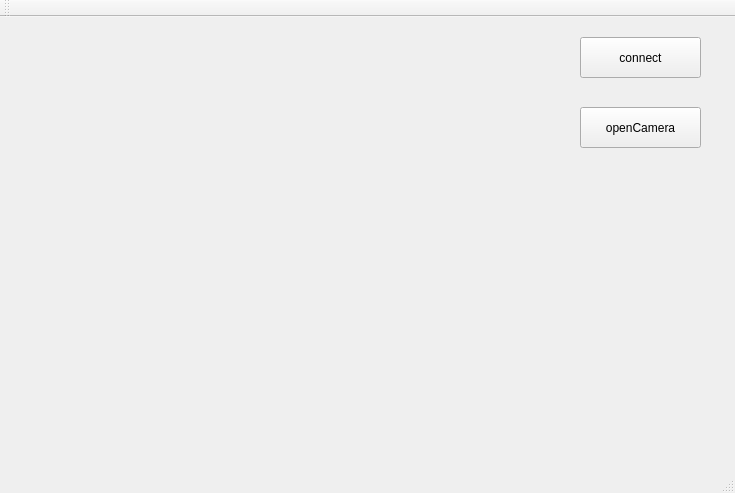
Above: telloGUIController/telloGUIController/mainwindow.ui from fangwei123456/telloGUIController before the change. Below: the same form after it.
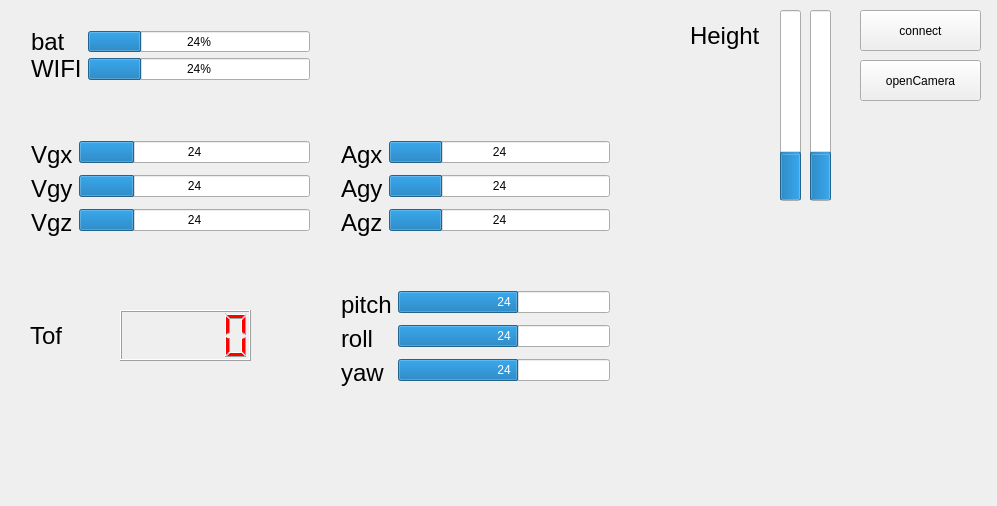
That is the form after the change.

The edit to the form file:
```diff
--- a/telloGUIController/telloGUIController/mainwindow.ui
+++ b/telloGUIController/telloGUIController/mainwindow.ui
@@ -6,8 +6,8 @@
    <rect>
     <x>0</x>
     <y>0</y>
-    <width>735</width>
-    <height>493</height>
+    <width>997</width>
+    <height>506</height>
    </rect>
   </property>
   <property name="windowTitle">
@@ -17,8 +17,8 @@
    <widget class="QPushButton" name="connectTelloButton">
     <property name="geometry">
      <rect>
-      <x>580</x>
-      <y>20</y>
+      <x>860</x>
+      <y>10</y>
       <width>121</width>
       <height>41</height>
      </rect>
@@ -30,8 +30,8 @@
    <widget class="QPushButton" name="openCameraButton">
     <property name="geometry">
      <rect>
-      <x>580</x>
-      <y>90</y>
+      <x>860</x>
+      <y>60</y>
       <width>121</width>
       <height>41</height>
      </rect>
@@ -40,16 +40,408 @@
      <string>openCamera</string>
     </property>
    </widget>
+   <widget class="QWidget" name="formLayoutWidget">
+    <property name="geometry">
+     <rect>
+      <x>20</x>
+      <y>20</y>
+      <width>301</width>
+      <height>71</height>
+     </rect>
+    </property>
+    <layout class="QFormLayout" name="basicalFormLayout">
+     <item row="0" column="0">
+      <widget class="QLabel" name="telloBatLabel">
+       <property name="font">
+        <font>
+         <pointsize>18</pointsize>
+        </font>
+       </property>
+       <property name="text">
+        <string>bat</string>
+       </property>
+      </widget>
+     </item>
+     <item row="0" column="1">
+      <widget class="QProgressBar" name="telloBat">
+       <property name="styleSheet">
+        <string notr="true"/>
+       </property>
+       <property name="value">
+        <number>24</number>
+       </property>
+      </widget>
+     </item>
+     <item row="1" column="0">
+      <widget class="QLabel" name="telloWIFILabel">
+       <property name="font">
+        <font>
+         <pointsize>18</pointsize>
+        </font>
+       </property>
+       <property name="text">
+        <string>WIFI</string>
+       </property>
+      </widget>
+     </item>
+     <item row="1" column="1">
+      <widget class="QProgressBar" name="telloWIFI">
+       <property name="value">
+        <number>24</number>
+       </property>
+      </widget>
+     </item>
+    </layout>
+   </widget>
+   <widget class="QWidget" name="formLayoutWidget_2">
+    <property name="geometry">
+     <rect>
+      <x>20</x>
+      <y>130</y>
+      <width>301</width>
+      <height>121</height>
+     </rect>
+    </property>
+    <layout class="QFormLayout" name="vFormLayout">
+     <item row="0" column="1">
+      <widget class="QProgressBar" name="telloVgx">
+       <property name="styleSheet">
+        <string notr="true"/>
+       </property>
+       <property name="value">
+        <number>24</number>
+       </property>
+       <property name="format">
+        <string>%v</string>
+       </property>
+      </widget>
+     </item>
+     <item row="1" column="0">
+      <widget class="QLabel" name="telloVgyLabel">
+       <property name="font">
+        <font>
+         <pointsize>18</pointsize>
+        </font>
+       </property>
+       <property name="text">
+        <string>Vgy</string>
+       </property>
+      </widget>
+     </item>
+     <item row="1" column="1">
+      <widget class="QProgressBar" name="telloVgy">
+       <property name="value">
+        <number>24</number>
+       </property>
+       <property name="format">
+        <string>%v</string>
+       </property>
+      </widget>
+     </item>
+     <item row="2" column="0">
+      <widget class="QLabel" name="telloVgzLabel">
+       <property name="font">
+        <font>
+         <pointsize>18</pointsize>
+        </font>
+       </property>
+       <property name="text">
+        <string>Vgz</string>
+       </property>
+      </widget>
+     </item>
+     <item row="2" column="1">
+      <widget class="QProgressBar" name="telloVgz">
+       <property name="value">
+        <number>24</number>
+       </property>
+       <property name="format">
+        <string>%v</string>
+       </property>
+      </widget>
+     </item>
+     <item row="0" column="0">
+      <widget class="QLabel" name="telloVgxLabel">
+       <property name="font">
+        <font>
+         <pointsize>18</pointsize>
+        </font>
+       </property>
+       <property name="text">
+        <string>Vgx</string>
+       </property>
+      </widget>
+     </item>
+    </layout>
+   </widget>
+   <widget class="QWidget" name="formLayoutWidget_3">
+    <property name="geometry">
+     <rect>
+      <x>330</x>
+      <y>130</y>
+      <width>291</width>
+      <height>126</height>
+     </rect>
+    </property>
+    <layout class="QFormLayout" name="aFormLayout">
+     <item row="0" column="1">
+      <widget class="QProgressBar" name="telloAgx">
+       <property name="styleSheet">
+        <string notr="true"/>
+       </property>
+       <property name="value">
+        <number>24</number>
+       </property>
+       <property name="format">
+        <string>%v</string>
+       </property>
+      </widget>
+     </item>
+     <item row="1" column="0">
+      <widget class="QLabel" name="telloAgyLabel">
+       <property name="font">
+        <font>
+         <pointsize>18</pointsize>
+        </font>
+       </property>
+       <property name="text">
+        <string>Agy</string>
+       </property>
+      </widget>
+     </item>
+     <item row="1" column="1">
+      <widget class="QProgressBar" name="telloAgy">
+       <property name="value">
+        <number>24</number>
+       </property>
+       <property name="format">
+        <string>%v</string>
+       </property>
+      </widget>
+     </item>
+     <item row="2" column="0">
+      <widget class="QLabel" name="telloAgzLabel">
+       <property name="font">
+        <font>
+         <pointsize>18</pointsize>
+        </font>
+       </property>
+       <property name="text">
+        <string>Agz</string>
+       </property>
+      </widget>
+     </item>
+     <item row="2" column="1">
+      <widget class="QProgressBar" name="telloAgz">
+       <property name="value">
+        <number>24</number>
+       </property>
+       <property name="format">
+        <string>%v</string>
+       </property>
+      </widget>
+     </item>
+     <item row="0" column="0">
+      <widget class="QLabel" name="telloAgxLabel">
+       <property name="font">
+        <font>
+         <pointsize>18</pointsize>
+        </font>
+       </property>
+       <property name="text">
+        <string>Agx</string>
+       </property>
+      </widget>
+     </item>
+    </layout>
+   </widget>
+   <widget class="QProgressBar" name="telloBaro">
+    <property name="geometry">
+     <rect>
+      <x>780</x>
+      <y>10</y>
+      <width>21</width>
+      <height>191</height>
+     </rect>
+    </property>
+    <property name="value">
+     <number>24</number>
+    </property>
+    <property name="orientation">
+     <enum>Qt::Vertical</enum>
+    </property>
+    <property name="format">
+     <string>%v</string>
+    </property>
+   </widget>
+   <widget class="QLabel" name="telloBaroLabel">
+    <property name="geometry">
+     <rect>
+      <x>690</x>
+      <y>10</y>
+      <width>81</width>
+      <height>51</height>
+     </rect>
+    </property>
+    <property name="font">
+     <font>
+      <pointsize>18</pointsize>
+     </font>
+    </property>
+    <property name="text">
+     <string>Height</string>
+    </property>
+   </widget>
+   <widget class="QProgressBar" name="telloH">
+    <property name="geometry">
+     <rect>
+      <x>810</x>
+      <y>10</y>
+      <width>21</width>
+      <height>191</height>
+     </rect>
+    </property>
+    <property name="value">
+     <number>24</number>
+    </property>
+    <property name="orientation">
+     <enum>Qt::Vertical</enum>
+    </property>
+    <property name="format">
+     <string>%v</string>
+    </property>
+   </widget>
+   <widget class="QLCDNumber" name="telloTof">
+    <property name="geometry">
+     <rect>
+      <x>120</x>
+      <y>310</y>
+      <width>131</width>
+      <height>51</height>
+     </rect>
+    </property>
+    <property name="styleSheet">
+     <string notr="true">color: rgb(255, 0, 0);</string>
+    </property>
+   </widget>
+   <widget class="QLabel" name="telloTofLabel">
+    <property name="geometry">
+     <rect>
+      <x>30</x>
+      <y>310</y>
+      <width>81</width>
+      <height>51</height>
+     </rect>
+    </property>
+    <property name="font">
+     <font>
+      <pointsize>18</pointsize>
+     </font>
+    </property>
+    <property name="text">
+     <string>Tof</string>
+    </property>
+   </widget>
+   <widget class="QWidget" name="formLayoutWidget_4">
+    <property name="geometry">
+     <rect>
+      <x>330</x>
+      <y>280</y>
+      <width>291</width>
+      <height>126</height>
+     </rect>
+    </property>
+    <layout class="QFormLayout" name="degreeFormLayout">
+     <item row="0" column="1">
+      <widget class="QProgressBar" name="telloPitch">
+       <property name="styleSheet">
+        <string notr="true"/>
+       </property>
+       <property name="minimum">
+        <number>-180</number>
+       </property>
+       <property name="maximum">
+        <number>180</number>
+       </property>
+       <property name="value">
+        <number>24</number>
+       </property>
+       <property name="format">
+        <string>%v</string>
+       </property>
+      </widget>
+     </item>
+     <item row="1" column="0">
+      <widget class="QLabel" name="telloRollLabel">
+       <property name="font">
+        <font>
+         <pointsize>18</pointsize>
+        </font>
+       </property>
+       <property name="text">
+        <string>roll</string>
+       </property>
+      </widget>
+     </item>
+     <item row="1" column="1">
+      <widget class="QProgressBar" name="telloRoll">
+       <property name="minimum">
+        <number>-180</number>
+       </property>
+       <property name="maximum">
+        <number>180</number>
+       </property>
+       <property name="value">
+        <number>24</number>
+       </property>
+       <property name="format">
+        <string>%v</string>
+       </property>
+      </widget>
+     </item>
+     <item row="2" column="0">
+      <widget class="QLabel" name="telloYawLabel">
+       <property name="font">
+        <font>
+         <pointsize>18</pointsize>
+        </font>
+       </property>
+       <property name="text">
+        <string>yaw</string>
+       </property>
+      </widget>
+     </item>
+     <item row="2" column="1">
+      <widget class="QProgressBar" name="telloYaw">
+       <property name="minimum">
+        <number>-180</number>
+       </property>
+       <property name="maximum">
+        <number>180</number>
+       </property>
+       <property name="value">
+        <number>24</number>
+       </property>
+       <property name="format">
+        <string>%v</string>
+       </property>
+      </widget>
+     </item>
+     <item row="0" column="0">
+      <widget class="QLabel" name="telloPitchLabel">
+       <property name="font">
+        <font>
+         <pointsize>18</pointsize>
+        </font>
+       </property>
+       <property name="text">
+        <string>pitch</string>
+       </property>
+      </widget>
+     </item>
+    </layout>
+   </widget>
   </widget>
-  <widget class="QToolBar" name="mainToolBar">
-   <attribute name="toolBarArea">
-    <enum>TopToolBarArea</enum>
-   </attribute>
-   <attribute name="toolBarBreak">
-    <bool>false</bool>
-   </attribute>
-  </widget>
-  <widget class="QStatusBar" name="statusBar"/>
  </widget>
  <layoutdefault spacing="6" margin="11"/>
  <resources/>
```
